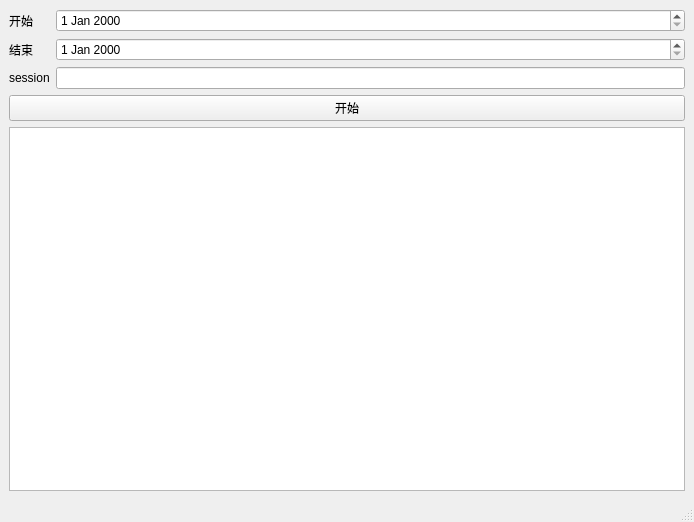
Old version of the form home.ui in the repository UnDemoon/MiniProgramGather.
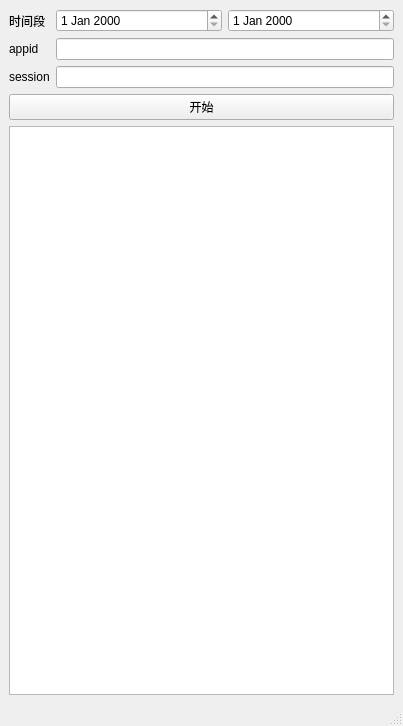
New version of the form.

Diff of the .ui file:
```diff
--- a/home.ui
+++ b/home.ui
@@ -6,8 +6,8 @@
    <rect>
     <x>0</x>
     <y>0</y>
-    <width>694</width>
-    <height>522</height>
+    <width>403</width>
+    <height>726</height>
    </rect>
   </property>
   <property name="windowTitle">
@@ -18,36 +18,53 @@
     <item>
      <layout class="QVBoxLayout" name="verticalLayout">
       <item>
-       <layout class="QFormLayout" name="formLayout">
-        <item row="0" column="0">
-         <widget class="QLabel" name="Label_2">
-          <property name="text">
-           <string>开始</string>
-          </property>
-         </widget>
-        </item>
-        <item row="0" column="1">
-         <widget class="QDateEdit" name="DateEdit_2"/>
-        </item>
-        <item row="1" column="0">
-         <widget class="QLabel" name="Label">
-          <property name="text">
-           <string>结束</string>
-          </property>
-         </widget>
-        </item>
-        <item row="1" column="1">
-         <widget class="QDateEdit" name="DateEdit"/>
-        </item>
-        <item row="2" column="1">
-         <widget class="QLineEdit" name="lineEdit"/>
-        </item>
-        <item row="2" column="0">
-         <widget class="QLabel" name="label">
-          <property name="text">
-           <string>session</string>
-          </property>
-         </widget>
+       <layout class="QVBoxLayout" name="verticalLayout_2">
+        <item>
+         <layout class="QFormLayout" name="formLayout">
+          <item row="2" column="0">
+           <widget class="QLabel" name="label">
+            <property name="midLineWidth">
+             <number>0</number>
+            </property>
+            <property name="text">
+             <string>session</string>
+            </property>
+           </widget>
+          </item>
+          <item row="2" column="1">
+           <widget class="QLineEdit" name="lineEdit_session"/>
+          </item>
+          <item row="1" column="0">
+           <widget class="QLabel" name="label_2">
+            <property name="text">
+             <string>appid</string>
+            </property>
+           </widget>
+          </item>
+          <item row="1" column="1">
+           <widget class="QLineEdit" name="lineEdit_appid"/>
+          </item>
+          <item row="0" column="0">
+           <widget class="QLabel" name="Label_2">
+            <property name="text">
+             <string>时间段</string>
+            </property>
+            <property name="alignment">
+             <set>Qt::AlignLeading|Qt::AlignLeft|Qt::AlignVCenter</set>
+            </property>
+           </widget>
+          </item>
+          <item row="0" column="1">
+           <layout class="QHBoxLayout" name="horizontalLayout_3">
+            <item>
+             <widget class="QDateEdit" name="DateEdit_start"/>
+            </item>
+            <item>
+             <widget class="QDateEdit" name="DateEdit_end"/>
+            </item>
+           </layout>
+          </item>
+         </layout>
         </item>
        </layout>
       </item>
@@ -63,7 +80,7 @@
        </layout>
       </item>
       <item>
-       <widget class="QListWidget" name="listWidget"/>
+       <widget class="QPlainTextEdit" name="plainTextEdit_log"/>
       </item>
      </layout>
     </item>
```
Left out of the diff: 2 changed lines with no effect on the pictures.
